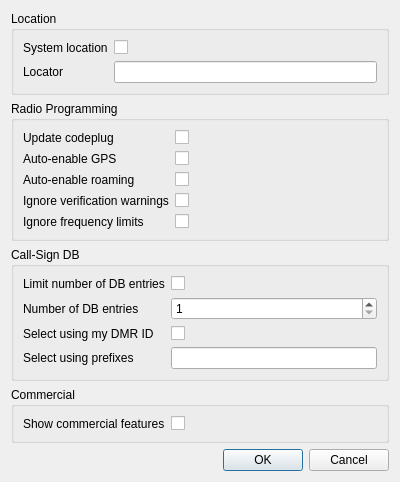
Qt form src/settingsdialog.ui (hmatuschek/qdmr) before a commit.
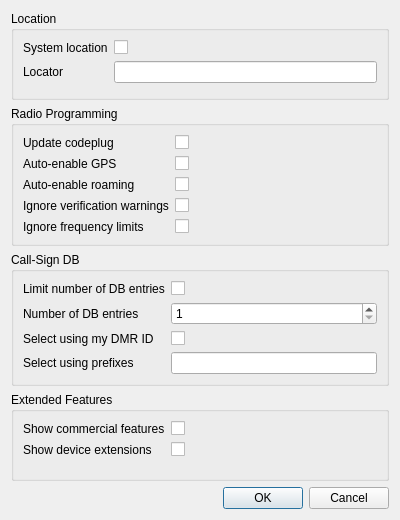
The same form after that commit.

Commit message: Added 'show extension' setting. Addresses #203.

The edit to the form file:
```diff
--- a/src/settingsdialog.ui
+++ b/src/settingsdialog.ui
@@ -7,7 +7,7 @@
     <x>0</x>
     <y>0</y>
     <width>400</width>
-    <height>453</height>
+    <height>520</height>
    </rect>
   </property>
   <property name="windowTitle">
@@ -224,7 +224,7 @@
    <item>
     <widget class="QGroupBox" name="groupBox_4">
      <property name="title">
-      <string>Commercial</string>
+      <string>Extended Features</string>
      </property>
      <layout class="QFormLayout" name="formLayout_3">
       <item row="0" column="0">
@@ -241,6 +241,20 @@
         </property>
        </widget>
       </item>
+      <item row="1" column="0">
+       <widget class="QLabel" name="label_13">
+        <property name="text">
+         <string>Show device extensions</string>
+        </property>
+       </widget>
+      </item>
+      <item row="1" column="1">
+       <widget class="QCheckBox" name="showExtensions">
+        <property name="text">
+         <string/>
+        </property>
+       </widget>
+      </item>
      </layout>
     </widget>
    </item>
```
The commit also changes 14 other files.
